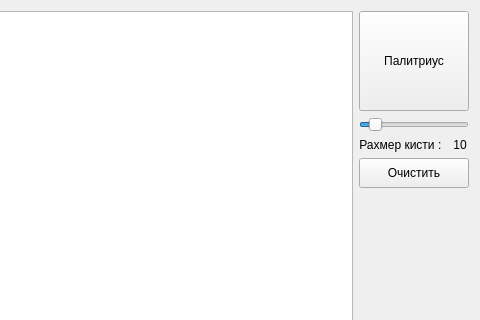
This is paint.ui in deexsed/PaintWithFriends as Qt 5 draws it before an edit; both pictures show x 520 to 1000 and y 0 to 320 of the 1000 by 600 pixel window. The edited form follows.
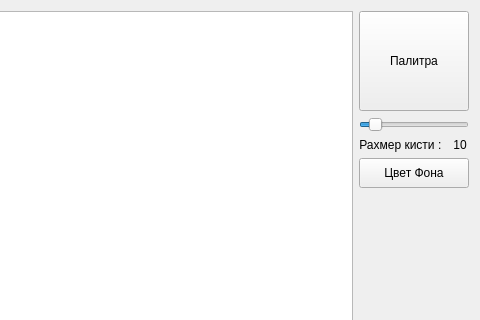
This is the edited form.

Patch:
```diff
--- a/paint.ui
+++ b/paint.ui
@@ -109,7 +109,7 @@
         <enum>Qt::LeftToRight</enum>
        </property>
        <property name="text">
-        <string>Палитриус</string>
+        <string>Палитра</string>
        </property>
       </widget>
      </item>
@@ -180,7 +180,7 @@
         </size>
        </property>
        <property name="text">
-        <string>Очистить</string>
+        <string>Цвет Фона</string>
        </property>
       </widget>
      </item>
```
Left out of the diff: 2 changed lines with no effect on the pictures.
